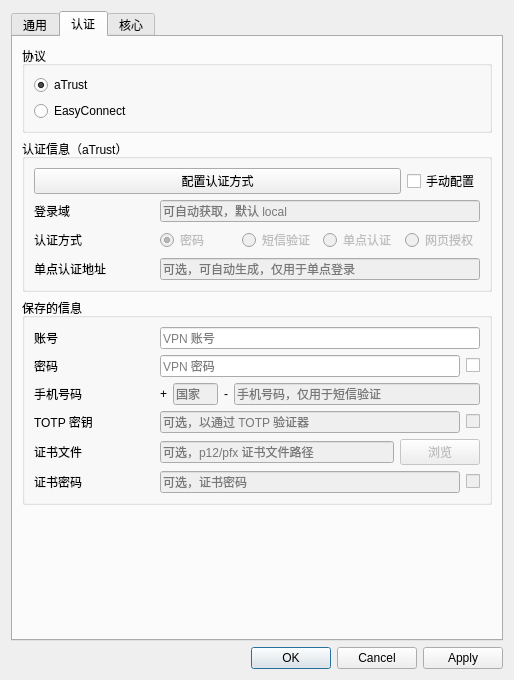
This is settingwindow/settingwindow.ui in chenx-dust/EZ4Connect as Qt 5 draws it before an edit. The edited form follows.
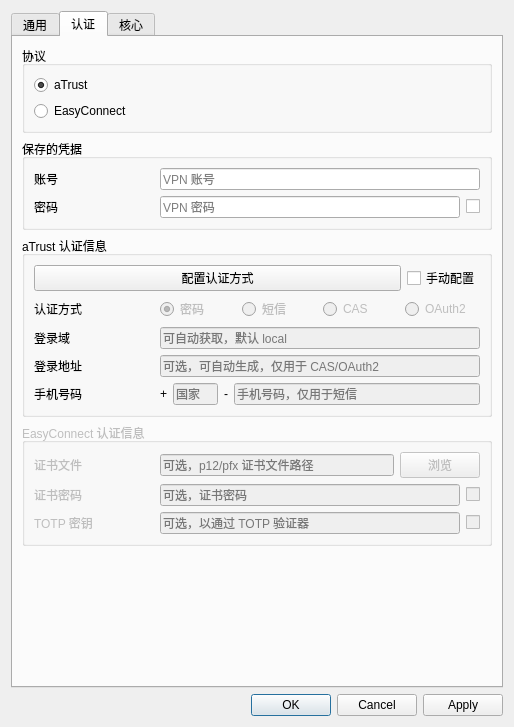
This is the edited form. The open tabs and pages were chosen to show the change.

Commit message: feat: 支持 OAuth2 认证

The edit to the form file:
```diff
--- a/settingwindow/settingwindow.ui
+++ b/settingwindow/settingwindow.ui
@@ -2,12 +2,15 @@
 <ui version="4.0">
  <class>SettingWindow</class>
  <widget class="QDialog" name="SettingWindow">
+  <property name="enabled">
+   <bool>true</bool>
+  </property>
   <property name="geometry">
    <rect>
     <x>0</x>
     <y>0</y>
     <width>514</width>
-    <height>680</height>
+    <height>727</height>
    </rect>
   </property>
   <property name="windowTitle">
@@ -240,7 +243,7 @@
        <string>认证</string>
       </attribute>
       <layout class="QGridLayout" name="gridLayout_9">
-       <item row="4" column="0">
+       <item row="6" column="0">
         <spacer name="verticalSpacer_2">
          <property name="orientation">
           <enum>Qt::Orientation::Vertical</enum>
@@ -253,12 +256,173 @@
          </property>
         </spacer>
        </item>
-       <item row="3" column="0">
+       <item row="1" column="0">
+        <widget class="QGroupBox" name="protocolGroupBox">
+         <property name="title">
+          <string>协议</string>
+         </property>
+         <layout class="QVBoxLayout" name="verticalLayout_2">
+          <item>
+           <widget class="QRadioButton" name="atrustRadioButton">
+            <property name="text">
+             <string>aTrust</string>
+            </property>
+            <property name="checked">
+             <bool>true</bool>
+            </property>
+           </widget>
+          </item>
+          <item>
+           <widget class="QRadioButton" name="easyconnectRadioButton">
+            <property name="text">
+             <string>EasyConnect</string>
+            </property>
+           </widget>
+          </item>
+         </layout>
+        </widget>
+       </item>
+       <item row="5" column="0">
+        <widget class="QGroupBox" name="extraAuthGroupBox">
+         <property name="enabled">
+          <bool>false</bool>
+         </property>
+         <property name="title">
+          <string>EasyConnect 认证信息</string>
+         </property>
+         <layout class="QGridLayout" name="gridLayout">
+          <item row="4" column="0">
+           <spacer name="horizontalSpacer_5">
+            <property name="orientation">
+             <enum>Qt::Orientation::Horizontal</enum>
+            </property>
+            <property name="sizeType">
+             <enum>QSizePolicy::Policy::Fixed</enum>
+            </property>
+            <property name="sizeHint" stdset="0">
+             <size>
+              <width>120</width>
+              <height>0</height>
+             </size>
+            </property>
+           </spacer>
+          </item>
+          <item row="2" column="1" colspan="2">
+           <widget class="QLineEdit" name="certPasswordLineEdit">
+            <property name="echoMode">
+             <enum>QLineEdit::EchoMode::Password</enum>
+            </property>
+            <property name="placeholderText">
+             <string>可选，证书密码</string>
+            </property>
+           </widget>
+          </item>
+          <item row="3" column="3">
+           <widget class="QCheckBox" name="totpSecretVisibleCheckBox">
+            <property name="sizePolicy">
+             <sizepolicy hsizetype="Fixed" vsizetype="Fixed">
+              <horstretch>0</horstretch>
+              <verstretch>0</verstretch>
+             </sizepolicy>
+            </property>
+            <property name="text">
+             <string/>
+            </property>
+           </widget>
+          </item>
+          <item row="0" column="1">
+           <widget class="QLineEdit" name="certFileLineEdit">
+            <property name="placeholderText">
+             <string>可选，p12/pfx 证书文件路径</string>
+            </property>
+           </widget>
+          </item>
+          <item row="2" column="0">
+           <widget class="QLabel" name="certPasswordLabel">
+            <property name="text">
+             <string>证书密码</string>
+            </property>
+           </widget>
+          </item>
+          <item row="2" column="3">
+           <widget class="QCheckBox" name="certPasswordVisibleCheckBox">
+            <property name="sizePolicy">
+             <sizepolicy hsizetype="Fixed" vsizetype="Fixed">
+              <horstretch>0</horstretch>
+              <verstretch>0</verstretch>
+             </sizepolicy>
+            </property>
+            <property name="text">
+             <string/>
+            </property>
+           </widget>
+          </item>
+          <item row="3" column="1" colspan="2">
+           <widget class="QLineEdit" name="totpSecretLineEdit">
+            <property name="echoMode">
+             <enum>QLineEdit::EchoMode::Password</enum>
+            </property>
+            <property name="placeholderText">
+             <string>可选，以通过 TOTP 验证器</string>
+            </property>
+           </widget>
+          </item>
+          <item row="0" column="2" colspan="2">
+           <widget class="QPushButton" name="certFileBrowseButton">
+            <property name="text">
+             <string>浏览</string>
+            </property>
+           </widget>
+          </item>
+          <item row="3" column="0">
+           <widget class="QLabel" name="zjuConnectTabLabel6_2">
+            <property name="text">
+             <string>TOTP 密钥</string>
+            </property>
+           </widget>
+          </item>
+          <item row="0" column="0">
+           <widget class="QLabel" name="certFileLabel">
+            <property name="text">
+             <string>证书文件</string>
+            </property>
+           </widget>
+          </item>
+         </layout>
+        </widget>
+       </item>
+       <item row="2" column="0">
         <widget class="QGroupBox" name="credentialGroup">
          <property name="title">
-          <string>保存的信息</string>
+          <string>保存的凭据</string>
          </property>
          <layout class="QGridLayout" name="gridLayout_6">
+          <item row="4" column="0">
+           <spacer name="horizontalSpacer_2">
+            <property name="orientation">
+             <enum>Qt::Orientation::Horizontal</enum>
+            </property>
+            <property name="sizeType">
+             <enum>QSizePolicy::Policy::Preferred</enum>
+            </property>
+            <property name="sizeHint" stdset="0">
+             <size>
+              <width>120</width>
+              <height>0</height>
+             </size>
+            </property>
+           </spacer>
+          </item>
+          <item row="1" column="1">
+           <widget class="QLineEdit" name="passwordLineEdit">
+            <property name="echoMode">
+             <enum>QLineEdit::EchoMode::Password</enum>
+            </property>
+            <property name="placeholderText">
+             <string>VPN 密码</string>
+            </property>
+           </widget>
+          </item>
           <item row="0" column="0">
            <widget class="QLabel" name="commonTabLable2">
             <property name="text">
@@ -266,11 +430,15 @@
             </property>
            </widget>
           </item>
-          <item row="3" column="4">
-           <widget class="QCheckBox" name="totpSecretVisibleCheckBox">
-            <property name="enabled">
-             <bool>false</bool>
+          <item row="1" column="0">
+           <widget class="QLabel" name="commonTabLable3">
+            <property name="text">
+             <string>密码</string>
             </property>
+           </widget>
+          </item>
+          <item row="1" column="2">
+           <widget class="QCheckBox" name="passwordVisibleCheckBox">
             <property name="sizePolicy">
              <sizepolicy hsizetype="Fixed" vsizetype="Fixed">
               <horstretch>0</horstretch>
@@ -282,7 +450,23 @@
             </property>
            </widget>
           </item>
-          <item row="2" column="2" colspan="3">
+          <item row="0" column="1" colspan="2">
+           <widget class="QLineEdit" name="usernameLineEdit">
+            <property name="placeholderText">
+             <string>VPN 账号</string>
+            </property>
+           </widget>
+          </item>
+         </layout>
+        </widget>
+       </item>
+       <item row="3" column="0">
+        <widget class="QGroupBox" name="authInfoGroupBox">
+         <property name="title">
+          <string>aTrust 认证信息</string>
+         </property>
+         <layout class="QGridLayout" name="gridLayout_8">
+          <item row="6" column="1" colspan="2">
            <layout class="QHBoxLayout" name="horizontalLayout">
             <item>
              <widget class="QLabel" name="label_6">
@@ -320,114 +504,64 @@
                <bool>false</bool>
               </property>
               <property name="placeholderText">
-               <string>手机号码，仅用于短信验证</string>
+               <string>手机号码，仅用于短信</string>
               </property>
              </widget>
             </item>
            </layout>
           </item>
-          <item row="1" column="0">
-           <widget class="QLabel" name="commonTabLable3">
-            <property name="text">
-             <string>密码</string>
-            </property>
-           </widget>
-          </item>
-          <item row="5" column="3" colspan="2">
-           <widget class="QPushButton" name="certFileBrowseButton">
+          <item row="5" column="1" colspan="2">
+           <widget class="QLineEdit" name="loginUrlLineEdit">
             <property name="enabled">
              <bool>false</bool>
             </property>
             <property name="text">
-             <string>浏览</string>
+             <string/>
+            </property>
+            <property name="placeholderText">
+             <string>可选，可自动生成，仅用于 CAS/OAuth2</string>
+            </property>
+           </widget>
+          </item>
+          <item row="5" column="0">
+           <widget class="QLabel" name="label_4">
+            <property name="text">
+             <string>登录地址</string>
+            </property>
+           </widget>
+          </item>
+          <item row="7" column="0">
+           <spacer name="horizontalSpacer">
+            <property name="orientation">
+             <enum>Qt::Orientation::Horizontal</enum>
+            </property>
+            <property name="sizeType">
+             <enum>QSizePolicy::Policy::Preferred</enum>
+            </property>
+            <property name="sizeHint" stdset="0">
+             <size>
+              <width>120</width>
+              <height>0</height>
+             </size>
+            </property>
+           </spacer>
+          </item>
+          <item row="3" column="0">
+           <widget class="QLabel" name="label_2">
+            <property name="text">
+             <string>登录域</string>
             </property>
            </widget>
           </item>
           <item row="6" column="0">
-           <widget class="QLabel" name="certPasswordLabel">
-            <property name="text">
-             <string>证书密码</string>
-            </property>
-           </widget>
-          </item>
-          <item row="1" column="4">
-           <widget class="QCheckBox" name="passwordVisibleCheckBox">
-            <property name="sizePolicy">
-             <sizepolicy hsizetype="Fixed" vsizetype="Fixed">
-              <horstretch>0</horstretch>
-              <verstretch>0</verstretch>
-             </sizepolicy>
-            </property>
-            <property name="text">
-             <string/>
-            </property>
-           </widget>
-          </item>
-          <item row="6" column="2" colspan="2">
-           <widget class="QLineEdit" name="certPasswordLineEdit">
-            <property name="enabled">
-             <bool>false</bool>
-            </property>
-            <property name="echoMode">
-             <enum>QLineEdit::EchoMode::Password</enum>
-            </property>
-            <property name="placeholderText">
-             <string>可选，证书密码</string>
-            </property>
-           </widget>
-          </item>
-          <item row="2" column="0">
            <widget class="QLabel" name="label_5">
             <property name="text">
              <string>手机号码</string>
             </property>
            </widget>
           </item>
-          <item row="5" column="0">
-           <widget class="QLabel" name="certFileLabel">
-            <property name="text">
-             <string>证书文件</string>
-            </property>
-           </widget>
-          </item>
-          <item row="5" column="2">
-           <widget class="QLineEdit" name="certFileLineEdit">
-            <property name="enabled">
-             <bool>false</bool>
-            </property>
-            <property name="placeholderText">
-             <string>可选，p12/pfx 证书文件路径</string>
-            </property>
-           </widget>
-          </item>
-          <item row="4" column="0">
-           <spacer name="horizontalSpacer_2">
-            <property name="orientation">
-             <enum>Qt::Orientation::Horizontal</enum>
-            </property>
-            <property name="sizeType">
-             <enum>QSizePolicy::Policy::Preferred</enum>
-            </property>
-            <property name="sizeHint" stdset="0">
-             <size>
-              <width>120</width>
-              <height>0</height>
-             </size>
-            </property>
-           </spacer>
-          </item>
-          <item row="0" column="2" colspan="3">
-           <widget class="QLineEdit" name="usernameLineEdit">
-            <property name="placeholderText">
-             <string>VPN 账号</string>
-            </property>
-           </widget>
-          </item>
-          <item row="6" column="4">
-           <widget class="QCheckBox" name="certPasswordVisibleCheckBox">
-            <property name="enabled">
-             <bool>false</bool>
-            </property>
+          <item row="0" column="2">
+           <widget class="QCheckBox" name="manualConfigCheckBox">
             <property name="sizePolicy">
              <sizepolicy hsizetype="Fixed" vsizetype="Fixed">
               <horstretch>0</horstretch>
@@ -435,83 +569,43 @@
              </sizepolicy>
             </property>
             <property name="text">
+             <string>手动配置</string>
+            </property>
+           </widget>
+          </item>
+          <item row="0" column="0" colspan="2">
+           <widget class="QPushButton" name="authSelectPushButton">
+            <property name="sizePolicy">
+             <sizepolicy hsizetype="Expanding" vsizetype="Fixed">
+              <horstretch>0</horstretch>
+              <verstretch>0</verstretch>
+             </sizepolicy>
+            </property>
+            <property name="text">
+             <string>配置认证方式</string>
+            </property>
+           </widget>
+          </item>
+          <item row="3" column="1" colspan="2">
+           <widget class="QLineEdit" name="loginDomainLineEdit">
+            <property name="enabled">
+             <bool>false</bool>
+            </property>
+            <property name="sizePolicy">
+             <sizepolicy hsizetype="Expanding" vsizetype="Fixed">
+              <horstretch>1</horstretch>
+              <verstretch>0</verstretch>
+             </sizepolicy>
+            </property>
+            <property name="text">
              <string/>
             </property>
-           </widget>
-          </item>
-          <item row="3" column="0">
-           <widget class="QLabel" name="zjuConnectTabLabel6_2">
-            <property name="text">
-             <string>TOTP 密钥</string>
-            </property>
-           </widget>
-          </item>
-          <item row="3" column="2" colspan="2">
-           <widget class="QLineEdit" name="totpSecretLineEdit">
-            <property name="enabled">
-             <bool>false</bool>
-            </property>
-            <property name="echoMode">
-             <enum>QLineEdit::EchoMode::Password</enum>
-            </property>
             <property name="placeholderText">
-             <string>可选，以通过 TOTP 验证器</string>
+             <string>可自动获取，默认 local</string>
             </property>
            </widget>
           </item>
-          <item row="1" column="2" colspan="2">
-           <widget class="QLineEdit" name="passwordLineEdit">
-            <property name="echoMode">
-             <enum>QLineEdit::EchoMode::Password</enum>
-            </property>
-            <property name="placeholderText">
-             <string>VPN 密码</string>
-            </property>
-           </widget>
-          </item>
-         </layout>
-        </widget>
-       </item>
-       <item row="1" column="0">
-        <widget class="QGroupBox" name="protocolGroupBox">
-         <property name="title">
-          <string>协议</string>
-         </property>
-         <layout class="QVBoxLayout" name="verticalLayout_2">
-          <item>
-           <widget class="QRadioButton" name="atrustRadioButton">
-            <property name="text">
-             <string>aTrust</string>
-            </property>
-            <property name="checked">
-             <bool>true</bool>
-            </property>
-           </widget>
-          </item>
-          <item>
-           <widget class="QRadioButton" name="easyconnectRadioButton">
-            <property name="text">
-             <string>EasyConnect</string>
-            </property>
-           </widget>
-          </item>
-         </layout>
-        </widget>
-       </item>
-       <item row="2" column="0">
-        <widget class="QGroupBox" name="authInfoGroupBox">
-         <property name="title">
-          <string>认证信息（aTrust）</string>
-         </property>
-         <layout class="QGridLayout" name="gridLayout_8">
-          <item row="3" column="0">
-           <widget class="QLabel" name="label_4">
-            <property name="text">
-             <string>单点认证地址</string>
-            </property>
-           </widget>
-          </item>
-          <item row="2" column="1" colspan="2">
+          <item row="1" column="1" colspan="2">
            <layout class="QHBoxLayout" name="horizontalLayout_2">
             <item>
              <widget class="QRadioButton" name="pswRadioButton">
@@ -532,7 +626,7 @@
                <bool>false</bool>
               </property>
               <property name="text">
-               <string>短信验证</string>
+               <string>短信</string>
               </property>
              </widget>
             </item>
@@ -542,7 +636,7 @@
                <bool>false</bool>
               </property>
               <property name="text">
-               <string>单点认证</string>
+               <string>CAS</string>
               </property>
              </widget>
             </item>
@@ -552,100 +646,19 @@
                <bool>false</bool>
               </property>
               <property name="text">
-               <string>网页授权</string>
+               <string>OAuth2</string>
               </property>
              </widget>
             </item>
            </layout>
           </item>
-          <item row="0" column="0" colspan="2">
-           <widget class="QPushButton" name="authSelectPushButton">
-            <property name="sizePolicy">
-             <sizepolicy hsizetype="Expanding" vsizetype="Fixed">
-              <horstretch>0</horstretch>
-              <verstretch>0</verstretch>
-             </sizepolicy>
-            </property>
-            <property name="text">
-             <string>配置认证方式</string>
-            </property>
-           </widget>
-          </item>
-          <item row="1" column="1" colspan="2">
-           <widget class="QLineEdit" name="loginDomainLineEdit">
-            <property name="enabled">
-             <bool>false</bool>
-            </property>
-            <property name="sizePolicy">
-             <sizepolicy hsizetype="Expanding" vsizetype="Fixed">
-              <horstretch>1</horstretch>
-              <verstretch>0</verstretch>
-             </sizepolicy>
-            </property>
-            <property name="text">
-             <string/>
-            </property>
-            <property name="placeholderText">
-             <string>可自动获取，默认 local</string>
-            </property>
-           </widget>
-          </item>
-          <item row="2" column="0">
+          <item row="1" column="0">
            <widget class="QLabel" name="label_3">
             <property name="text">
              <string>认证方式</string>
             </property>
            </widget>
           </item>
-          <item row="1" column="0">
-           <widget class="QLabel" name="label_2">
-            <property name="text">
-             <string>登录域</string>
-            </property>
-           </widget>
-          </item>
-          <item row="4" column="0">
-           <spacer name="horizontalSpacer">
-            <property name="orientation">
-             <enum>Qt::Orientation::Horizontal</enum>
-            </property>
-            <property name="sizeType">
-             <enum>QSizePolicy::Policy::Preferred</enum>
-            </property>
-            <property name="sizeHint" stdset="0">
-             <size>
-              <width>120</width>
-              <height>0</height>
-             </size>
-            </property>
-           </spacer>
-          </item>
-          <item row="3" column="1" colspan="2">
-           <widget class="QLineEdit" name="loginUrlLineEdit">
-            <property name="enabled">
-             <bool>false</bool>
-            </property>
-            <property name="text">
-             <string/>
-            </property>
-            <property name="placeholderText">
-             <string>可选，可自动生成，仅用于单点登录</string>
-            </property>
-           </widget>
-          </item>
-          <item row="0" column="2">
-           <widget class="QCheckBox" name="manualConfigCheckBox">
-            <property name="sizePolicy">
-             <sizepolicy hsizetype="Fixed" vsizetype="Fixed">
-              <horstretch>0</horstretch>
-              <verstretch>0</verstretch>
-             </sizepolicy>
-            </property>
-            <property name="text">
-             <string>手动配置</string>
-            </property>
-           </widget>
-          </item>
          </layout>
         </widget>
        </item>
```
Left out of the diff: 60 changed lines with no effect on the pictures. The commit also changes 7 other files.
